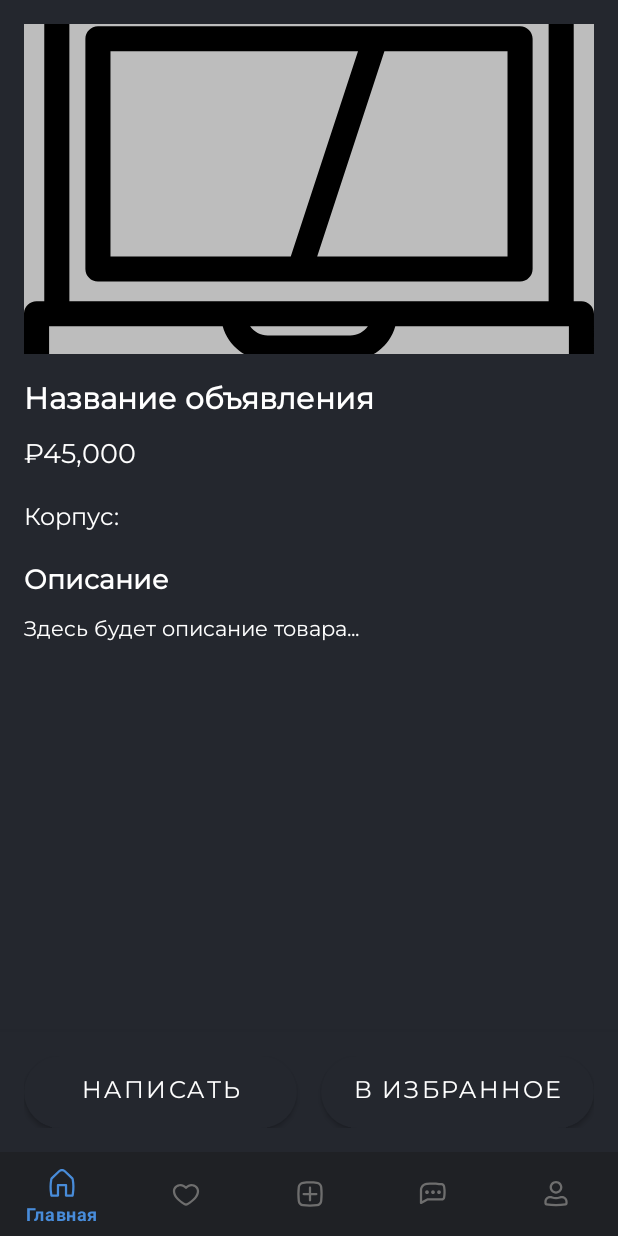
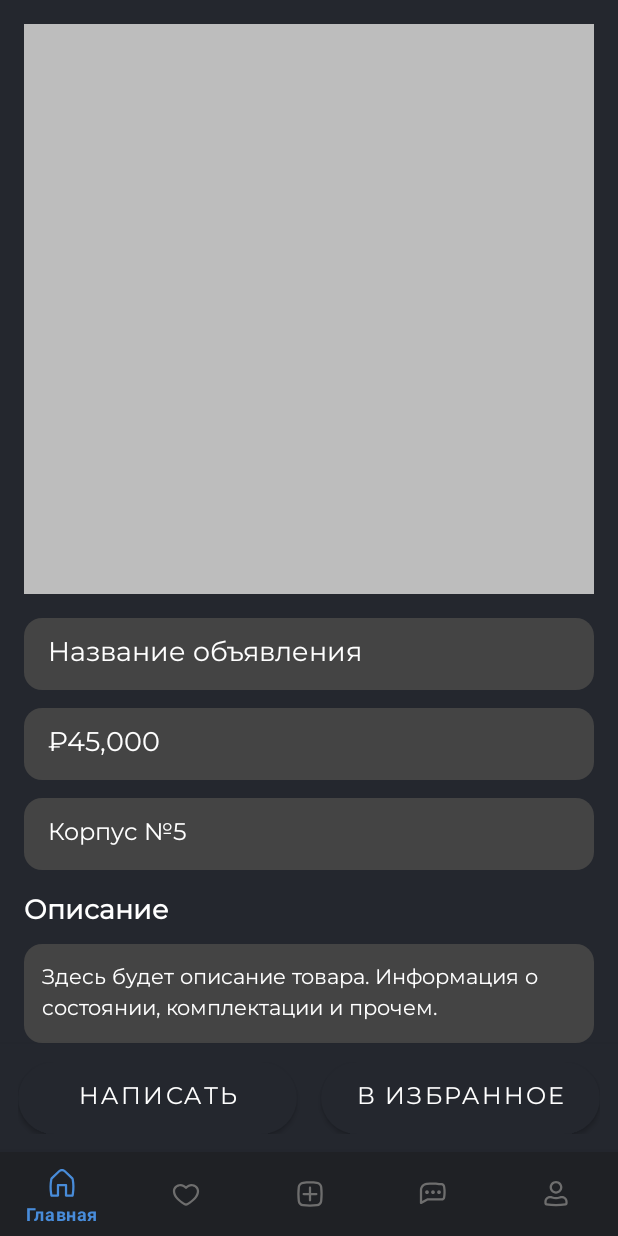
Before and after one commit to bgangval/FEFUMARKET, an Android app: the layout activity_ad_detail.xml on its own in the app's theme, with its tools: preview values and no code run, on a phone screen of 412 x 824 dp. Run offline under Robolectric (Android 15) with nearby library versions, the phone set to English and light mode, and no system bars.

Commit message:
Изменения

```diff
--- /dev/null
+++ b/app/src/main/res/drawable/dark_rounded_field.xml
@@ -0,0 +1,4 @@
+<shape xmlns:android="http://schemas.android.com/apk/res/android" android:shape="rectangle">
+    <solid android:color="@color/field_bg_dark"/>
+    <corners android:radius="12dp"/>
+</shape>
--- /dev/null
+++ b/app/src/main/res/drawable/dark_rounded_field_large.xml
@@ -0,0 +1,4 @@
+<shape xmlns:android="http://schemas.android.com/apk/res/android" android:shape="rectangle">
+    <solid android:color="@color/field_bg_dark"/>
+    <corners android:radius="12dp"/>
+</shape>
--- a/app/src/main/res/layout/activity_ad_detail.xml
+++ b/app/src/main/res/layout/activity_ad_detail.xml
@@ -4,131 +4,157 @@
     xmlns:app="http://schemas.android.com/apk/res-auto"
     android:layout_width="match_parent"
     android:layout_height="match_parent"
-    android:background="@color/bg">
+    android:background="@color/bg"
+    android:fitsSystemWindows="true">
 
-    <!-- Основной контент с прокруткой -->
+    <!-- Основная зона с прокруткой -->
     <ScrollView
+        android:id="@+id/scrollView"
         android:layout_width="match_parent"
         android:layout_height="match_parent"
-        android:padding="16dp"
         android:clipToPadding="false"
-        android:layout_marginBottom="120dp"> <!-- Увеличили отступ для кнопок и навигации -->
+        android:paddingBottom="160dp">
 
-        <!-- LinearLayout для вертикального расположения всех элементов внутри ScrollView -->
-        <LinearLayout
+        <androidx.constraintlayout.widget.ConstraintLayout
             android:layout_width="match_parent"
             android:layout_height="wrap_content"
-            android:orientation="vertical">
+            android:padding="16dp">
 
-            <!-- Фото объявления -->
-            <ImageView
-                android:id="@+id/productImage"
-                android:layout_width="match_parent"
-                android:layout_height="220dp"
-                android:scaleType="centerCrop"
-                android:background="@color/light_gray"
-                android:contentDescription="Фото товара"
-                android:src="@drawable/laptop_ic_test"
-                android:layout_marginBottom="16dp"
-                android:clipToOutline="true"
-                android:outlineProvider="background" />
+            <!-- Фото с возможностью свайпа -->
+            <androidx.viewpager2.widget.ViewPager2
+                android:id="@+id/photoPager"
+                android:layout_width="0dp"
+                android:layout_height="0dp"
+                app:layout_constraintTop_toTopOf="parent"
+                app:layout_constraintStart_toStartOf="parent"
+                app:layout_constraintEnd_toEndOf="parent"
+                app:layout_constraintDimensionRatio="1:1"
+                android:background="@color/light_gray" />
 
             <!-- Название -->
             <TextView
                 android:id="@+id/titleText"
+                android:layout_width="0dp"
+                android:layout_height="48dp"
+                android:layout_marginTop="16dp"
+                android:paddingStart="16dp"
+                android:paddingEnd="16dp"
+                android:gravity="center_vertical"
+                android:text="@string/sample_title"
+                android:textColor="@color/text_white"
+                android:textSize="18sp"
                 android:fontFamily="@font/montserrat_regular"
-                android:layout_width="match_parent"
-                android:layout_height="wrap_content"
-                android:text="Название объявления"
-                android:textSize="20sp"
-                android:textStyle="bold"
-                android:textColor="@color/text_white"
-                android:layout_marginBottom="8dp" />
+                android:background="@drawable/dark_rounded_field"
+                app:layout_constraintTop_toBottomOf="@id/photoPager"
+                app:layout_constraintStart_toStartOf="parent"
+                app:layout_constraintEnd_toEndOf="parent" />
 
             <!-- Цена -->
             <TextView
                 android:id="@+id/priceText"
+                android:layout_width="0dp"
+                android:layout_height="48dp"
+                android:layout_marginTop="12dp"
+                android:paddingStart="16dp"
+                android:paddingEnd="16dp"
+                android:gravity="center_vertical"
+                android:text="@string/sample_price"
+                android:textColor="@color/text_white"
+                android:textSize="18sp"
                 android:fontFamily="@font/montserrat_regular"
-                android:layout_width="match_parent"
-                android:layout_height="wrap_content"
-                android:text="₽45,000"
-                android:textSize="18sp"
-                android:textColor="@color/text_white"
-                android:layout_marginBottom="16dp" />
+                android:background="@drawable/dark_rounded_field"
+                app:layout_constraintTop_toBottomOf="@id/titleText"
+                app:layout_constraintStart_toStartOf="parent"
+                app:layout_constraintEnd_toEndOf="parent" />
 
-            <!-- Корпус -->
+            <!-- Общежитие -->
             <TextView
                 android:id="@+id/dormText"
+                android:layout_width="0dp"
+                android:layout_height="48dp"
+                android:layout_marginTop="12dp"
+                android:paddingStart="16dp"
+                android:paddingEnd="16dp"
+                android:gravity="center_vertical"
+                android:text="@string/sample_dorm"
+                android:textColor="@color/text_white"
+                android:textSize="16sp"
                 android:fontFamily="@font/montserrat_regular"
-                android:layout_width="match_parent"
+                android:background="@drawable/dark_rounded_field"
+                app:layout_constraintTop_toBottomOf="@id/priceText"
+                app:layout_constraintStart_toStartOf="parent"
+                app:layout_constraintEnd_toEndOf="parent" />
+
+            <!-- Заголовок описания -->
+            <TextView
+                android:id="@+id/descTitle"
+                android:layout_width="wrap_content"
                 android:layout_height="wrap_content"
-                android:text="Корпус: "
-                android:textSize="16sp"
+                android:text="@string/description"
                 android:textColor="@color/text_white"
-                android:layout_marginBottom="16dp" />
+                android:textSize="18sp"
+                android:fontFamily="@font/montserrat_regular"
+                android:textStyle="bold"
+                android:layout_marginTop="14dp"
+                app:layout_constraintTop_toBottomOf="@id/dormText"
+                app:layout_constraintStart_toStartOf="parent" />
 
             <!-- Описание -->
             <TextView
-                android:layout_width="match_parent"
+                android:id="@+id/descriptionText"
+                android:layout_width="0dp"
+                android:layout_height="wrap_content"
+                android:layout_marginTop="8dp"
+                android:padding="12dp"
+                android:text="@string/sample_description"
+                android:textColor="@color/text_white"
+                android:textSize="14sp"
                 android:fontFamily="@font/montserrat_regular"
-                android:layout_height="wrap_content"
-                android:text="Описание"
-                android:textSize="18sp"
-                android:textStyle="bold"
-                android:textColor="@color/text_white"
-                android:layout_marginBottom="8dp" />
+                android:background="@drawable/dark_rounded_field_large"
+                android:lineSpacingExtra="4dp"
+                app:layout_constraintTop_toBottomOf="@id/descTitle"
+                app:layout_constraintStart_toStartOf="parent"
+                app:layout_constraintEnd_toEndOf="parent" />
 
-            <TextView
-                android:id="@+id/descriptionText"
-                android:fontFamily="@font/montserrat_regular"
-                android:layout_width="match_parent"
-                android:layout_height="wrap_content"
-                android:text="Здесь будет описание товара..."
-                android:textSize="14sp"
-                android:textColor="@color/text_white"
-                android:lineSpacingExtra="4dp"
-                android:layout_marginBottom="32dp" />
-
-        </LinearLayout>
+        </androidx.constraintlayout.widget.ConstraintLayout>
     </ScrollView>
 
-    <!-- Контейнер для фиксированных кнопок -->
+    <!-- Кнопки -->
     <LinearLayout
+        android:id="@+id/fixedButtons"
         android:layout_width="match_parent"
         android:layout_height="wrap_content"
         android:orientation="horizontal"
-        android:background="@color/bg"
-        android:padding="16dp"
+        android:padding="12dp"
+        android:gravity="center"
         android:layout_gravity="bottom"
         android:layout_marginBottom="56dp"
-        android:elevation="8dp">
+        android:background="@color/bg"
+        android:elevation="6dp">
 
-    <!-- Кнопка "Написать" -->
         <Button
             android:id="@+id/contactButton"
-        android:fontFamily="@font/montserrat_regular"
             android:layout_width="0dp"
             android:layout_height="48dp"
             android:layout_weight="1"
-        android:layout_marginEnd="8dp"
-        android:text="Написать"
+            android:text="@string/write"
+            android:textSize="16sp"
+            android:fontFamily="@font/montserrat_regular"
+            android:background="@drawable/blue_rounded_button"
             android:textColor="@color/white"
-        android:background="@drawable/blue_rounded_button"
-        android:textSize="16sp" />
+            android:layout_marginEnd="8dp" />
 
-    <!-- Кнопка "В избранное" -->
         <Button
             android:id="@+id/favoriteButton"
-        android:fontFamily="@font/montserrat_regular"
             android:layout_width="0dp"
             android:layout_height="48dp"
             android:layout_weight="1"
-        android:layout_marginStart="8dp"
-        android:text="В избранное"
-        android:textColor="@color/text_white"
+            android:text="@string/to_favorites"
+            android:textSize="16sp"
+            android:fontFamily="@font/montserrat_regular"
             android:background="@drawable/blue_rounded_button"
-        android:textSize="16sp" />
-
+            android:textColor="@color/white"
+            android:layout_marginStart="8dp" />
     </LinearLayout>
 
     <!-- Нижняя навигация -->
--- a/app/src/main/res/values/colors.xml
+++ b/app/src/main/res/values/colors.xml
@@ -17,4 +17,5 @@
     <color name="search_icon_color">#FFFFFF</color>
     <color name="gray">#424242</color>
     <color name="light_gray">#BDBDBD</color>
+    <color name="field_bg_dark">#444444</color>
 </resources>
--- a/app/src/main/res/values/strings.xml
+++ b/app/src/main/res/values/strings.xml
@@ -8,4 +8,18 @@
     <string name="register_link">Зарегистрироваться</string>
     <string name="search_hint">Поиск объявлений</string>
     <string name="filter">Фильтр</string>
+
+    <string name="ad_title">Объявление</string>
+    <string name="product_photo">Фото товара</string>
+    <string name="back">Назад</string>
+    <string name="forward">Вперед</string>
+    <string name="photo">Фото</string>
+    <string name="sample_title">Название объявления</string>
+    <string name="sample_price">₽45,000</string>
+    <string name="description">Описание</string>
+    <string name="sample_description">Здесь будет описание товара. Информация о состоянии, комплектации и прочем.</string>
+    <string name="write">Написать</string>
+    <string name="to_favorites">В избранное</string>
+    <string name="sample_dorm">Корпус №5</string>
+    <string name="dorm_format">Корпус: %1$s</string>
 </resources>
```
Also changed, not shown: app/src/main/java/com/example/fefumarket/AdDetailActivity.kt (+13 -5 lines), app/src/main/java/com/example/fefumarket/HomeActivity.kt (+35 -16 lines), app/src/main/java/com/example/fefumarket/PhotoPagerAdapter.kt (added, +28 -0 lines), app/src/main/res/drawable/ic_chevron_left.xml (added, +9 -0 lines), app/src/main/res/drawable/ic_chevron_right.xml (added, +9 -0 lines), app/src/main/res/layout/activity_home.xml (+4 -3 lines), app/src/main/res/layout/item_photo_pager.xml (added, +13 -0 lines). Lines whose indentation alone changed are shown as unchanged.
